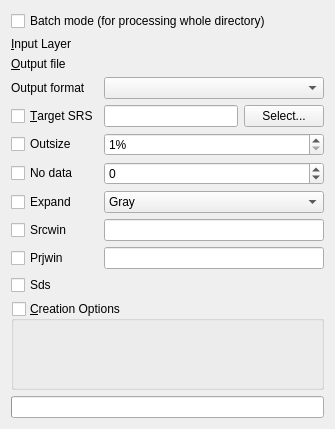
Before: the Qt Designer form python/plugins/GdalTools/tools/widgetTranslate.ui in qgis/QGIS, drawn with Qt 5.
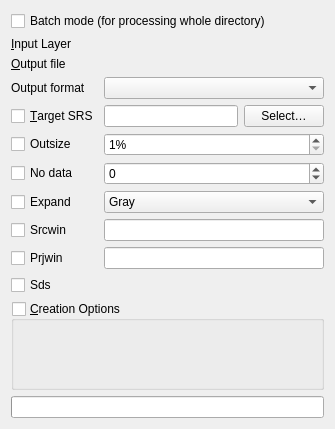
After: the same form once the commit is applied. Custom widgets are drawn as their Qt base class.

```diff
--- a/python/plugins/GdalTools/tools/widgetTranslate.ui
+++ b/python/plugins/GdalTools/tools/widgetTranslate.ui
@@ -88,7 +88,7 @@
        <item>
         <widget class="QPushButton" name="selectTargetSRSButton">
          <property name="text">
-          <string>Select...</string>
+          <string>Select…</string>
          </property>
         </widget>
        </item>
```
